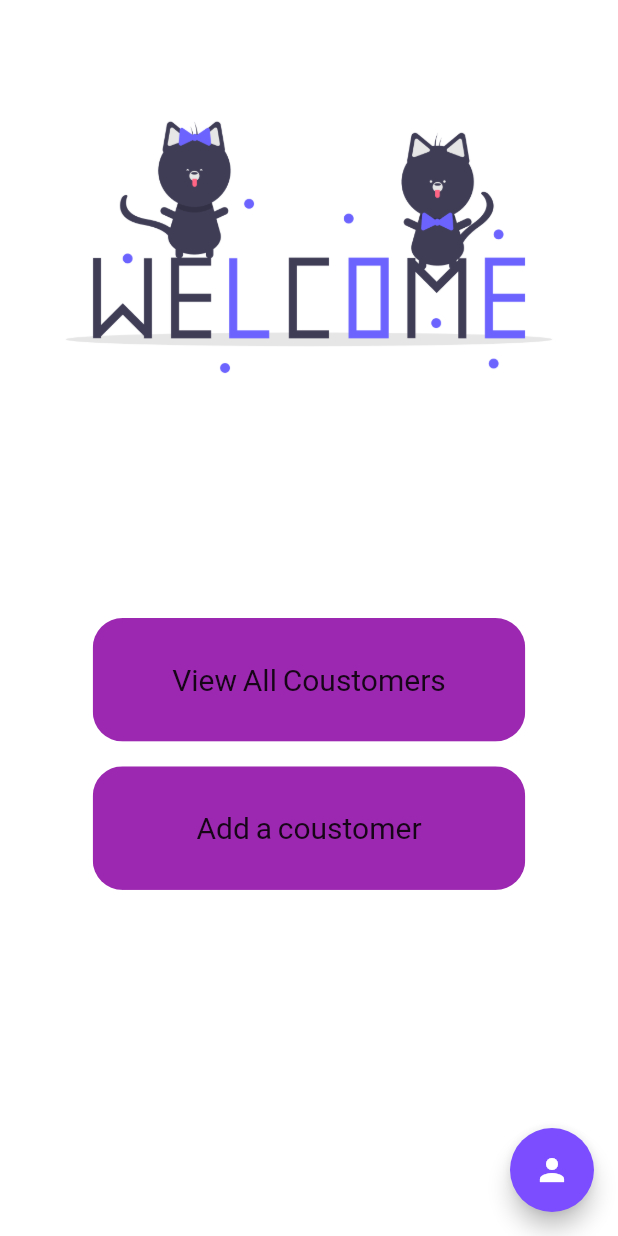
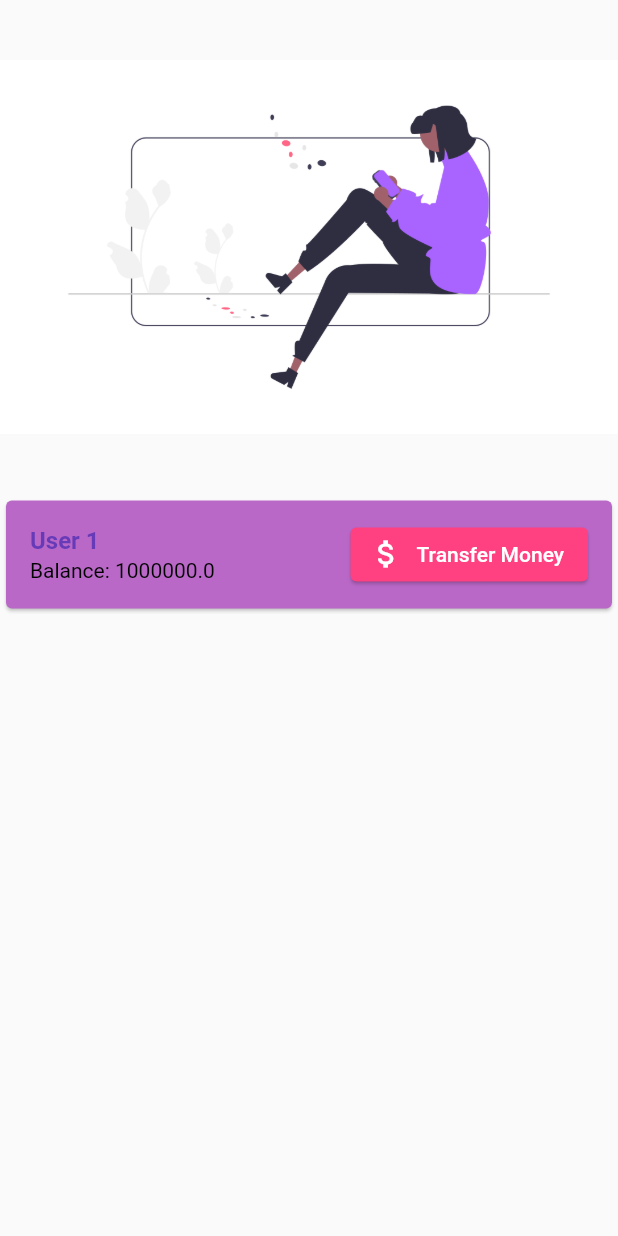
Before and after one commit to DarkNinja15/basic_banking_app, a Flutter app: the screen it shows after launch, after a tap on "View All Coustomers", on a phone screen of 412 x 824 dp. Run offline on Flutter 3.47's test engine with Material 2 defaults, Android fonts, the phone set to English and light mode, and no system bars; our stand-ins replace google_fonts; Roboto replaces fonts that are missing (Ubuntu).

Commit message:
added show users screen

```diff
--- a/banking_app/lib/pages/home_page.dart
+++ b/banking_app/lib/pages/home_page.dart
@@ -1,4 +1,5 @@
 import 'package:banking_app/pages/info_page.dart';
+import 'package:banking_app/pages/view_customers_page.dart';
 import 'package:banking_app/providers/provider.dart';
 import 'package:flutter/material.dart';
 import 'package:google_fonts/google_fonts.dart';
@@ -39,7 +40,10 @@ class _HomePageState extends State<HomePage> {
                 height: size.height * 0.1,
               ),
               GestureDetector(
-                onTap: () {},
+                onTap: () {
+                  Navigator.of(context).push(MaterialPageRoute(
+                      builder: (context) => const ViewPage()));
+                },
                 child: ClipRRect(
                   borderRadius: BorderRadius.circular(20),
                   child: SizedBox(
--- /dev/null
+++ b/banking_app/lib/pages/view_customers_page.dart
@@ -0,0 +1,62 @@
+import 'package:flutter/material.dart';
+import 'package:provider/provider.dart' as pro;
+
+import '../providers/provider.dart';
+
+class ViewPage extends StatefulWidget {
+  const ViewPage({Key? key}) : super(key: key);
+
+  @override
+  State<ViewPage> createState() => _ViewPageState();
+}
+
+class _ViewPageState extends State<ViewPage> {
+  @override
+  Widget build(BuildContext context) {
+    final customer = pro.Provider.of<Provider>(context).user;
+    return Scaffold(
+      body: SafeArea(
+          child: Column(
+        children: [
+          SizedBox(
+            height: MediaQuery.of(context).size.height * 0.4,
+            child: Image.asset('assets/user.png'),
+          ),
+          ListView.builder(
+              shrinkWrap: true,
+              itemCount: customer.length,
+              itemBuilder: ((context, index) {
+                return Card(
+                  color: Colors.purple[300],
+                  child: ListTile(
+                    title: Text(
+                      customer[index].name,
+                      style: const TextStyle(
+                        color: Colors.deepPurple,
+                        fontWeight: FontWeight.bold,
+                      ),
+                    ),
+                    subtitle: Text(
+                      'Balance: ${customer[index].balance.toString()}',
+                      style: const TextStyle(
+                        color: Colors.black,
+                      ),
+                    ),
+                    trailing: ElevatedButton.icon(
+                        style: ElevatedButton.styleFrom(
+                          primary: Colors.pinkAccent,
+                          elevation: 1,
+                        ),
+                        onPressed: () {},
+                        icon: const Icon(
+                          Icons.attach_money_outlined,
+                        ),
+                        label: const Text('Transfer Money')),
+                  ),
+                );
+              }))
+        ],
+      )),
+    );
+  }
+}
```
Also changed, not shown: banking_app/assets/user.png (added).
